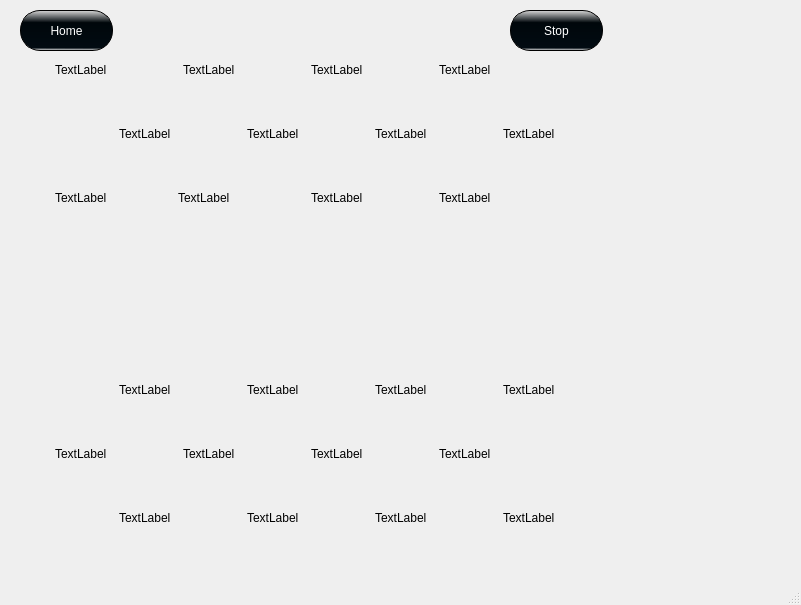
Above: mainwindow.ui from cobalt00498/Checkers_Qt before the change. Below: the same form after it.
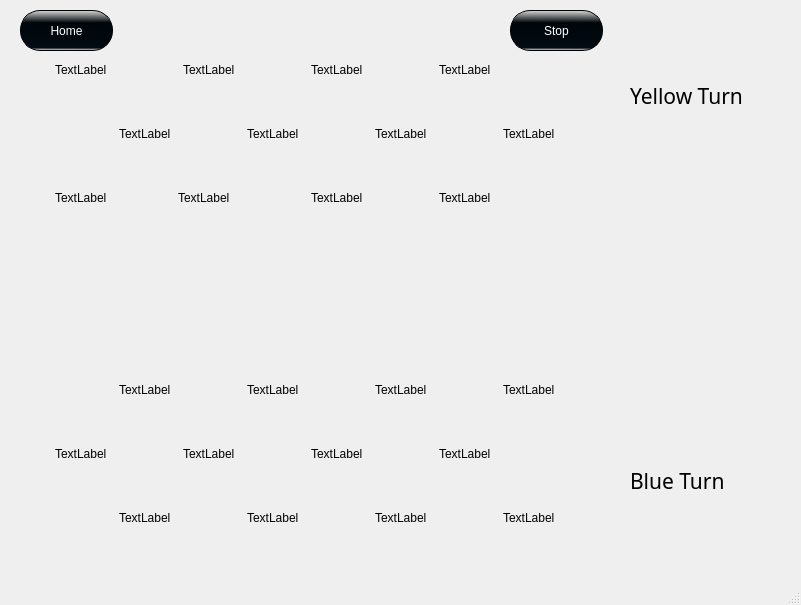
That is the form after the change. The open tabs and pages were chosen to show the change. Icons and pictures are not drawn.

Patch:
```diff
--- a/mainwindow.ui
+++ b/mainwindow.ui
@@ -990,6 +990,175 @@
        <bool>true</bool>
       </property>
      </widget>
+     <widget class="QLabel" name="yturnlabel">
+      <property name="geometry">
+       <rect>
+        <x>610</x>
+        <y>50</y>
+        <width>181</width>
+        <height>71</height>
+       </rect>
+      </property>
+      <property name="palette">
+       <palette>
+        <active>
+         <colorrole role="WindowText">
+          <brush brushstyle="SolidPattern">
+           <color alpha="255">
+            <red>221</red>
+            <green>207</green>
+            <blue>10</blue>
+           </color>
+          </brush>
+         </colorrole>
+         <colorrole role="Text">
+          <brush brushstyle="SolidPattern">
+           <color alpha="255">
+            <red>0</red>
+            <green>0</green>
+            <blue>0</blue>
+           </color>
+          </brush>
+         </colorrole>
+         <colorrole role="Link">
+          <brush brushstyle="SolidPattern">
+           <color alpha="255">
+            <red>255</red>
+            <green>255</green>
+            <blue>255</blue>
+           </color>
+          </brush>
+         </colorrole>
+        </active>
+        <inactive>
+         <colorrole role="WindowText">
+          <brush brushstyle="SolidPattern">
+           <color alpha="255">
+            <red>0</red>
+            <green>0</green>
+            <blue>0</blue>
+           </color>
+          </brush>
+         </colorrole>
+         <colorrole role="Text">
+          <brush brushstyle="SolidPattern">
+           <color alpha="255">
+            <red>0</red>
+            <green>0</green>
+            <blue>0</blue>
+           </color>
+          </brush>
+         </colorrole>
+         <colorrole role="Link">
+          <brush brushstyle="SolidPattern">
+           <color alpha="255">
+            <red>0</red>
+            <green>0</green>
+            <blue>255</blue>
+           </color>
+          </brush>
+         </colorrole>
+        </inactive>
+        <disabled>
+         <colorrole role="WindowText">
+          <brush brushstyle="SolidPattern">
+           <color alpha="255">
+            <red>120</red>
+            <green>120</green>
+            <blue>120</blue>
+           </color>
+          </brush>
+         </colorrole>
+         <colorrole role="Text">
+          <brush brushstyle="SolidPattern">
+           <color alpha="255">
+            <red>120</red>
+            <green>120</green>
+            <blue>120</blue>
+           </color>
+          </brush>
+         </colorrole>
+         <colorrole role="Link">
+          <brush brushstyle="SolidPattern">
+           <color alpha="255">
+            <red>0</red>
+            <green>0</green>
+            <blue>255</blue>
+           </color>
+          </brush>
+         </colorrole>
+        </disabled>
+       </palette>
+      </property>
+      <property name="font">
+       <font>
+        <family>Cooper Black</family>
+        <pointsize>16</pointsize>
+       </font>
+      </property>
+      <property name="tabletTracking">
+       <bool>false</bool>
+      </property>
+      <property name="text">
+       <string>Yellow Turn</string>
+      </property>
+     </widget>
+     <widget class="QLabel" name="bturnlabel">
+      <property name="geometry">
+       <rect>
+        <x>610</x>
+        <y>440</y>
+        <width>151</width>
+        <height>61</height>
+       </rect>
+      </property>
+      <property name="palette">
+       <palette>
+        <active>
+         <colorrole role="WindowText">
+          <brush brushstyle="SolidPattern">
+           <color alpha="255">
+            <red>0</red>
+            <green>0</green>
+            <blue>255</blue>
+           </color>
+          </brush>
+         </colorrole>
+        </active>
+        <inactive>
+         <colorrole role="WindowText">
+          <brush brushstyle="SolidPattern">
+           <color alpha="255">
+            <red>0</red>
+            <green>0</green>
+            <blue>0</blue>
+           </color>
+          </brush>
+         </colorrole>
+        </inactive>
+        <disabled>
+         <colorrole role="WindowText">
+          <brush brushstyle="SolidPattern">
+           <color alpha="255">
+            <red>120</red>
+            <green>120</green>
+            <blue>120</blue>
+           </color>
+          </brush>
+         </colorrole>
+        </disabled>
+       </palette>
+      </property>
+      <property name="font">
+       <font>
+        <family>Cooper Black</family>
+        <pointsize>16</pointsize>
+       </font>
+      </property>
+      <property name="text">
+       <string>Blue Turn</string>
+      </property>
+     </widget>
     </widget>
     <widget class="QWidget" name="page_2">
      <property name="styleSheet">
```
Left out of the diff: 78 changed lines with no effect on the pictures.
